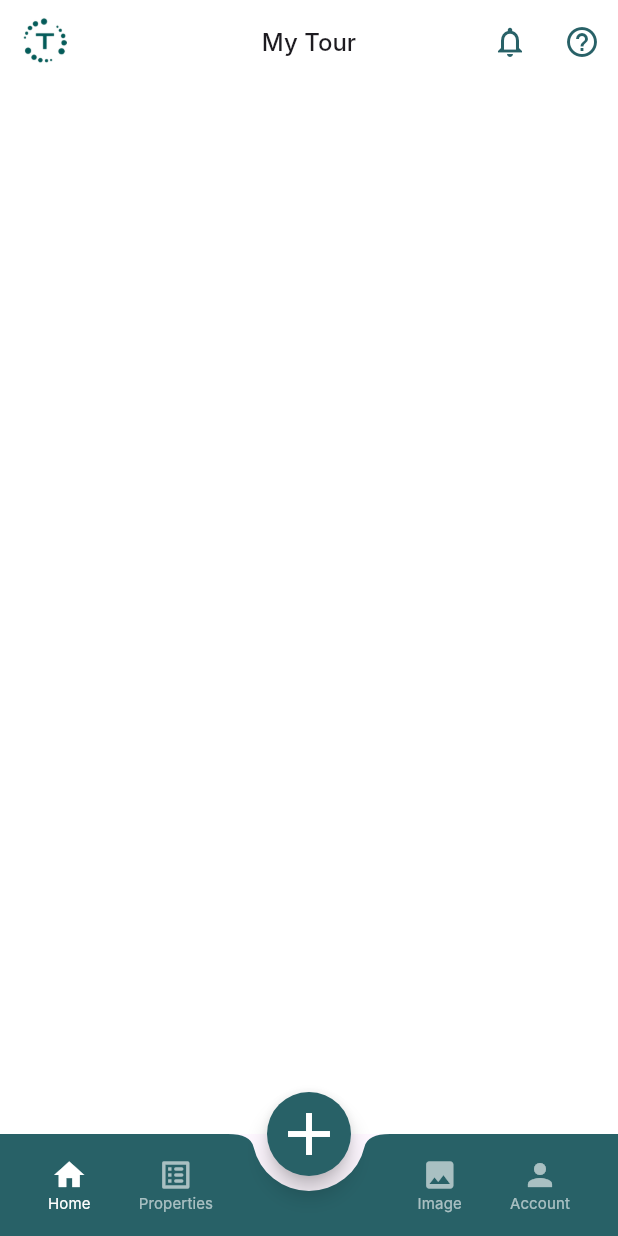
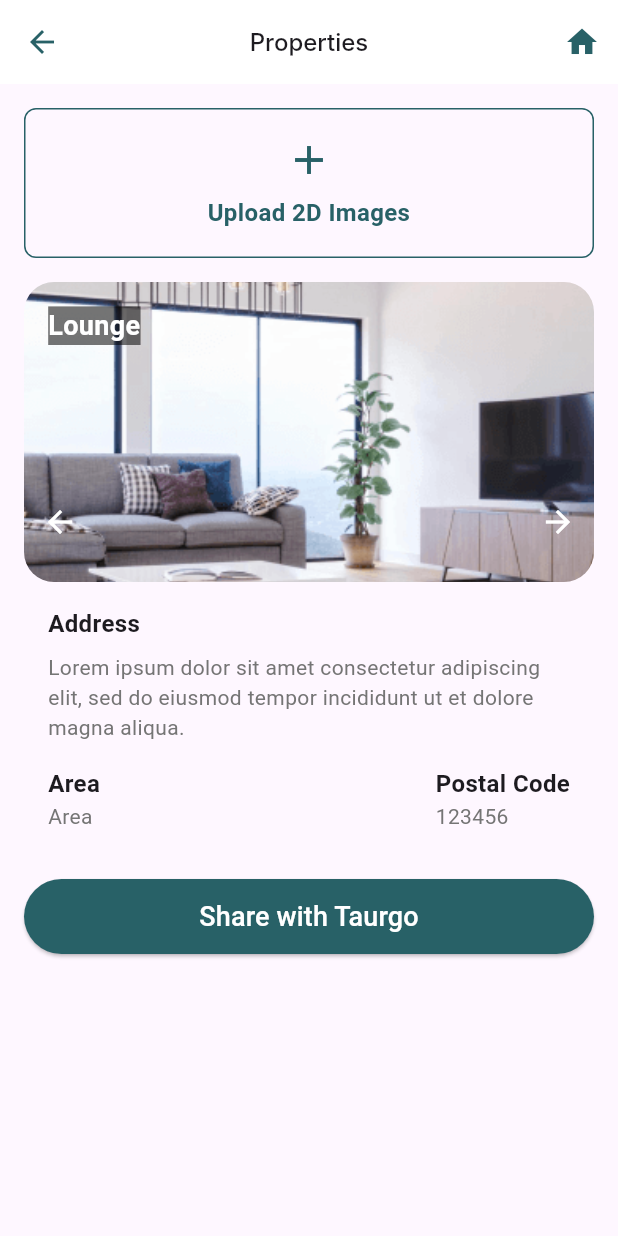
Before and after one commit to TaurgoUAT/taurgo-developement, a Flutter app: the screen it shows after launch, on a phone screen of 412 x 824 dp. Run offline on Flutter 3.47's test engine with Material 3 defaults, Android fonts, the phone set to English and light mode, and no system bars; Roboto replaces fonts that are missing (Inter).

Commit message:
Property details page ui

```diff
--- a/taurgo_developement/lib/main.dart
+++ b/taurgo_developement/lib/main.dart
@@ -1,6 +1,6 @@
 import 'package:flutter/material.dart';
-import 'package:taurgo_developement/pages/landingPage.dart';
-import 'package:taurgo_developement/pages/home.dart';
+import 'package:taurgo_developement/pages/navpages/PropertyDetailsPage.dart';
+
 void main() {
   runApp(const MyApp());
 }
@@ -14,7 +14,7 @@ class MyApp extends StatelessWidget {
     return MaterialApp(
       title: 'Taurgo',
       // home: const LandingPage(),
-      home: const Homepage(),
+      home: PropertyDetailsPage(),
     );
   }
 }
--- /dev/null
+++ b/taurgo_developement/lib/pages/navpages/PropertyDetailsPage.dart
@@ -0,0 +1,58 @@
+import 'package:flutter/material.dart';
+import 'package:taurgo_developement/costants/AppColors.dart';
+import 'package:taurgo_developement/pages/navpages/propetyPageComponents/propertyDetails.dart';
+import 'package:taurgo_developement/pages/navpages/propetyPageComponents/propertyImagesCarousal.dart';
+import 'package:taurgo_developement/pages/navpages/propetyPageComponents/shareButton.dart';
+import 'package:taurgo_developement/pages/navpages/propetyPageComponents/uploadImagesButton.dart';
+
+class PropertyDetailsPage extends StatelessWidget {
+  const PropertyDetailsPage({super.key});
+
+  @override
+  Widget build(BuildContext context) {
+    return Scaffold(
+      appBar: AppBar(
+        title: Text(
+          'Properties',
+          style: TextStyle(
+            fontSize: 16,
+            fontWeight: FontWeight.w500,
+            fontFamily: "Inter",
+          ),
+        ),
+        centerTitle: true,
+        backgroundColor: bWhite,
+        leading: IconButton(
+          icon: Icon(Icons.arrow_back, color: kPrimaryColor),
+          onPressed: () {
+            Navigator.of(context).pop();
+          },
+        ),
+        actions: [
+          IconButton(
+            icon: Icon(
+              Icons.home,
+              color: kPrimaryColor,
+            ),
+            onPressed: () {},
+          ),
+        ],
+      ),
+      body: Padding(
+        padding: const EdgeInsets.all(16.0),
+        child: Column(
+          crossAxisAlignment: CrossAxisAlignment.stretch,
+          children: [
+            UploadImagesButton(),
+            SizedBox(height: 16),
+            PropertyImageCarousel(),
+            SizedBox(height: 16),
+            PropertyDetails(),
+            SizedBox(height: 32),
+            ShareButton(),
+          ],
+        ),
+      ),
+    );
+  }
+}
--- /dev/null
+++ b/taurgo_developement/lib/pages/navpages/propetyPageComponents/propertyImagesCarousal.dart
@@ -0,0 +1,59 @@
+import 'package:flutter/material.dart';
+
+class PropertyImageCarousel extends StatelessWidget {
+  @override
+  Widget build(BuildContext context) {
+    return Container(
+      height: 200,
+      child: Stack(
+        children: [
+          PageView(
+            children: [
+              ClipRRect(
+                borderRadius: BorderRadius.circular(20.0),
+                child: Image.asset('assets/images/prop-img.png',
+                    fit: BoxFit.cover),
+              ),
+              ClipRRect(
+                borderRadius: BorderRadius.circular(20.0),
+                child: Image.asset('assets/images/prop-img.png',
+                    fit: BoxFit.cover),
+              ),
+            ],
+          ),
+          Positioned(
+            top: 16,
+            left: 16,
+            child: Text(
+              'Lounge',
+              style: TextStyle(
+                color: Colors.white,
+                fontSize: 18,
+                fontWeight: FontWeight.bold,
+                backgroundColor: Colors.black54,
+              ),
+            ),
+          ),
+          Positioned(
+            left: 0,
+            right: 0,
+            bottom: 16,
+            child: Row(
+              mainAxisAlignment: MainAxisAlignment.spaceBetween,
+              children: [
+                IconButton(
+                  icon: Icon(Icons.arrow_back, color: Colors.white),
+                  onPressed: () {},
+                ),
+                IconButton(
+                  icon: Icon(Icons.arrow_forward, color: Colors.white),
+                  onPressed: () {},
+                ),
+              ],
+            ),
+          ),
+        ],
+      ),
+    );
+  }
+}
--- /dev/null
+++ b/taurgo_developement/lib/pages/navpages/propetyPageComponents/propertydetails.dart
@@ -0,0 +1,82 @@
+import 'package:flutter/material.dart';
+
+class PropertyDetails extends StatelessWidget {
+  @override
+  Widget build(BuildContext context) {
+    return Padding(
+      padding: const EdgeInsets.symmetric(horizontal: 16.0),
+      child: Column(
+        crossAxisAlignment: CrossAxisAlignment.start,
+        children: [
+          Text(
+            'Address',
+            style: TextStyle(
+              fontSize: 16,
+              fontWeight: FontWeight.bold,
+            ),
+          ),
+          SizedBox(height: 8),
+          Text(
+            'Lorem ipsum dolor sit amet consectetur adipiscing elit, sed do eiusmod tempor incididunt ut et dolore magna aliqua.',
+            style: TextStyle(
+              fontSize: 14,
+              color: Colors.grey[600],
+            ),
+          ),
+          SizedBox(height: 16),
+          Row(
+            mainAxisAlignment: MainAxisAlignment.spaceBetween,
+            children: [
+              Column(
+                crossAxisAlignment: CrossAxisAlignment.start,
+                children: [
+                  Text(
+                    'Area',
+                    style: TextStyle(
+                      fontSize: 16,
+                      fontWeight: FontWeight.bold,
+                    ),
+                  ),
+                  Row(
+                    children: [
+                      Text(
+                        'Area',
+                        style: TextStyle(
+                          fontSize: 14,
+                          color: Colors.grey[600],
+                        ),
+                      ),
+                    ],
+                  ),
+                ],
+              ),
+              Column(
+                crossAxisAlignment: CrossAxisAlignment.start,
+                children: [
+                  Text(
+                    'Postal Code',
+                    style: TextStyle(
+                      fontSize: 16,
+                      fontWeight: FontWeight.bold,
+                    ),
+                  ),
+                  Row(
+                    children: [
+                      Text(
+                        '123456',
+                        style: TextStyle(
+                          fontSize: 14,
+                          color: Colors.grey[600],
+                        ),
+                      ),
+                    ],
+                  ),
+                ],
+              ),
+            ],
+          ),
+        ],
+      ),
+    );
+  }
+}
--- /dev/null
+++ b/taurgo_developement/lib/pages/navpages/propetyPageComponents/shareButton.dart
@@ -0,0 +1,25 @@
+import 'package:flutter/material.dart';
+import 'package:taurgo_developement/costants/AppColors.dart';
+
+class ShareButton extends StatelessWidget {
+  @override
+  Widget build(BuildContext context) {
+    return ElevatedButton(
+      onPressed: () {},
+      child: Padding(
+        padding: const EdgeInsets.symmetric(vertical: 12.0),
+        child: Text(
+          'Share with Taurgo',
+          style: TextStyle(fontSize: 18),
+        ),
+      ),
+      style: ElevatedButton.styleFrom(
+        backgroundColor: kPrimaryColor,
+        foregroundColor: Colors.white, // Background color
+        shape: RoundedRectangleBorder(
+          borderRadius: BorderRadius.circular(50), // Button corner radius
+        ),
+      ),
+    );
+  }
+}
--- /dev/null
+++ b/taurgo_developement/lib/pages/navpages/propetyPageComponents/uploadImagesButton.dart
@@ -0,0 +1,37 @@
+import 'package:flutter/material.dart';
+import 'package:taurgo_developement/costants/AppColors.dart';
+
+class UploadImagesButton extends StatelessWidget {
+  @override
+  Widget build(BuildContext context) {
+    return Container(
+      width: 300,
+      height: 100,
+      decoration: BoxDecoration(
+        border: Border.all(
+            color: kPrimaryColor, width: 1, style: BorderStyle.solid),
+        borderRadius: BorderRadius.circular(8),
+        shape: BoxShape.rectangle,
+      ),
+      padding: EdgeInsets.symmetric(vertical: 16),
+      child: Center(
+        child: Column(
+          mainAxisAlignment: MainAxisAlignment.center,
+          children: [
+            Icon(Icons.add, color: kPrimaryColor, size: 32),
+            SizedBox(height: 8), // Add spacing between the icon and the text
+            Text(
+              'Upload 2D Images',
+              style: TextStyle(
+                color: kPrimaryColor,
+                fontSize: 16,
+                fontWeight: FontWeight.bold,
+              ),
+              textAlign: TextAlign.center,
+            ),
+          ],
+        ),
+      ),
+    );
+  }
+}
```
